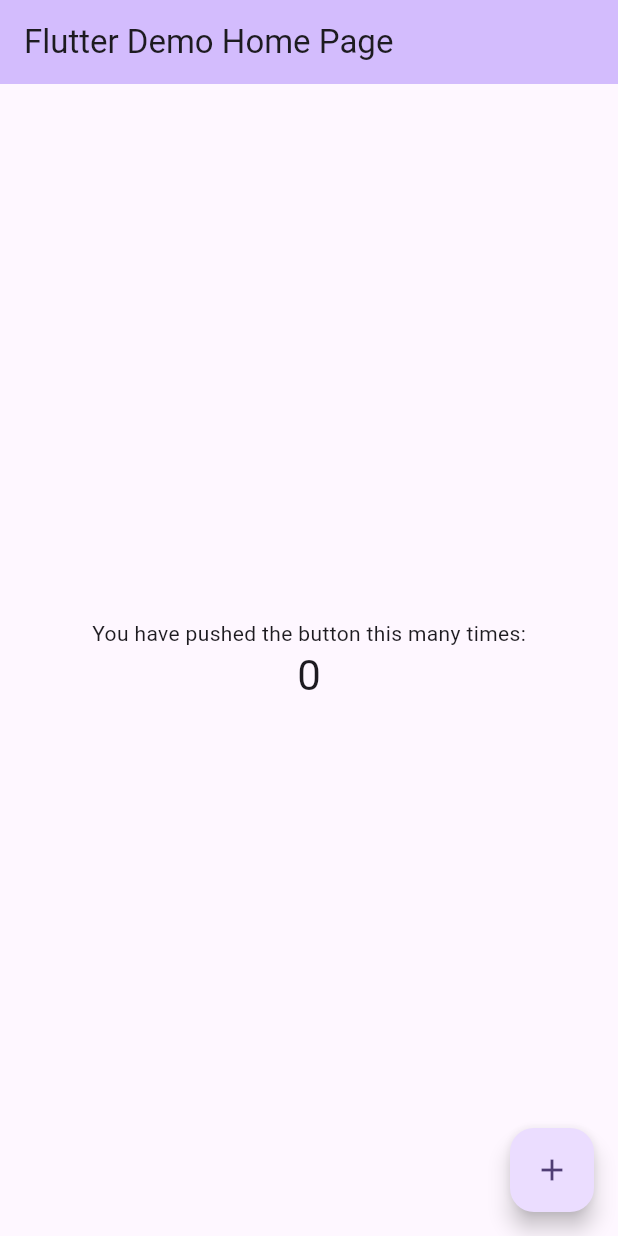
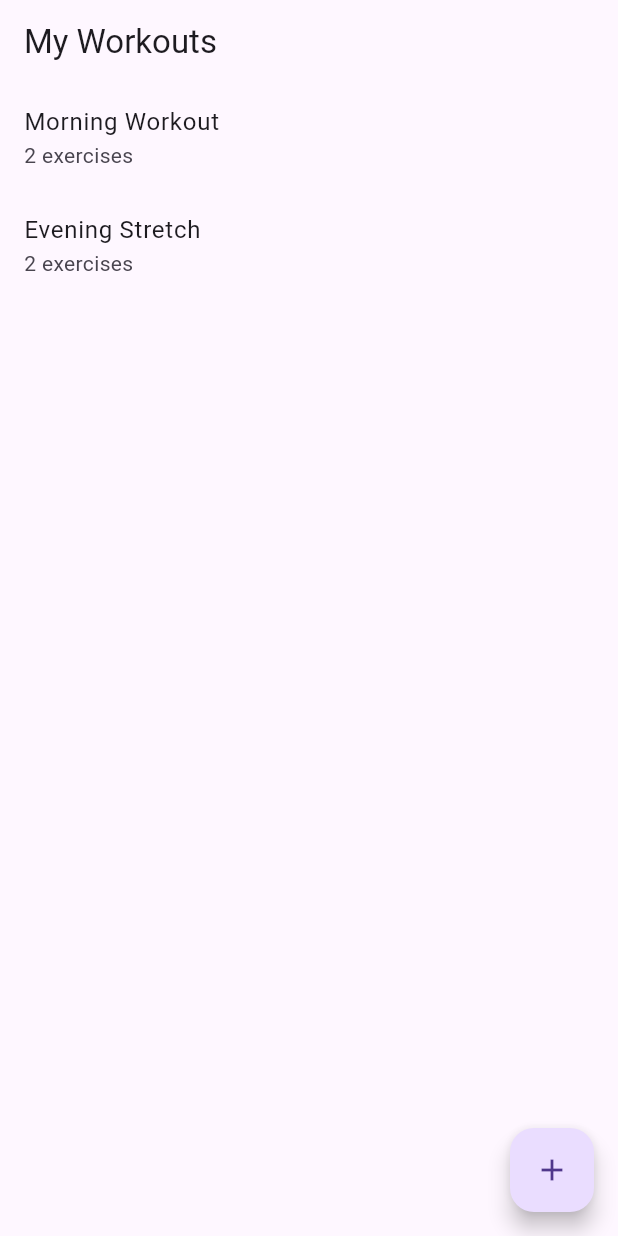
Before and after one commit to BzzzRka/ATLANTA, a Flutter app: the screen it shows after launch, on a phone screen of 412 x 824 dp. Run offline on Flutter 3.47's test engine with Material 3 defaults, Android fonts, the phone set to English and light mode, and no system bars.

Commit message:
basic - набросок, работает, слава богу

```diff
--- a/lib/main.dart
+++ b/lib/main.dart
@@ -1,125 +1,71 @@
 import 'package:flutter/material.dart';
+import 'WorkoutScreen.dart';
+import 'models.dart';
 
 void main() {
-  runApp(const MyApp());
+  runApp(MyApp());
 }
 
 class MyApp extends StatelessWidget {
-  const MyApp({super.key});
-
-  // This widget is the root of your application.
   @override
   Widget build(BuildContext context) {
     return MaterialApp(
-      title: 'Flutter Demo',
+      title: 'Atlanta Fitness',
       theme: ThemeData(
-        // This is the theme of your application.
-        //
-        // TRY THIS: Try running your application with "flutter run". You'll see
-        // the application has a purple toolbar. Then, without quitting the app,
-        // try changing the seedColor in the colorScheme below to Colors.green
-        // and then invoke "hot reload" (save your changes or press the "hot
-        // reload" button in a Flutter-supported IDE, or press "r" if you used
-        // the command line to start the app).
-        //
-        // Notice that the counter didn't reset back to zero; the application
-        // state is not lost during the reload. To reset the state, use hot
-        // restart instead.
-        //
-        // This works for code too, not just values: Most code changes can be
-        // tested with just a hot reload.
-        colorScheme: ColorScheme.fromSeed(seedColor: Colors.deepPurple),
-        useMaterial3: true,
+        primarySwatch: Colors.blue,
       ),
-      home: const MyHomePage(title: 'Flutter Demo Home Page'),
+      home: HomeScreen(),
     );
   }
 }
 
-class MyHomePage extends StatefulWidget {
-  const MyHomePage({super.key, required this.title});
-
-  // This widget is the home page of your application. It is stateful, meaning
-  // that it has a State object (defined below) that contains fields that affect
-  // how it looks.
-
-  // This class is the configuration for the state. It holds the values (in this
-  // case the title) provided by the parent (in this case the App widget) and
-  // used by the build method of the State. Fields in a Widget subclass are
-  // always marked "final".
-
-  final String title;
-
-  @override
-  State<MyHomePage> createState() => _MyHomePageState();
-}
-
-class _MyHomePageState extends State<MyHomePage> {
-  int _counter = 0;
-
-  void _incrementCounter() {
-    setState(() {
-      // This call to setState tells the Flutter framework that something has
-      // changed in this State, which causes it to rerun the build method below
-      // so that the display can reflect the updated values. If we changed
-      // _counter without calling setState(), then the build method would not be
-      // called again, and so nothing would appear to happen.
-      _counter++;
-    });
-  }
+class HomeScreen extends StatelessWidget {
+  final List<Workout> workouts = [
+    Workout(
+      title: 'Morning Workout',
+      exercises: [
+        Exercise(name: 'Push-ups', durationInSeconds: 30),
+        Exercise(name: 'Squats', durationInSeconds: 30),
+      ],
+    ),
+    Workout(
+      title: 'Evening Stretch',
+      exercises: [
+        Exercise(name: 'Plank', durationInSeconds: 60),
+        Exercise(name: 'Leg Raises', durationInSeconds: 40),
+      ],
+    ),
+  ];
 
   @override
   Widget build(BuildContext context) {
-    // This method is rerun every time setState is called, for instance as done
-    // by the _incrementCounter method above.
-    //
-    // The Flutter framework has been optimized to make rerunning build methods
-    // fast, so that you can just rebuild anything that needs updating rather
-    // than having to individually change instances of widgets.
     return Scaffold(
-      appBar: AppBar(
-        // TRY THIS: Try changing the color here to a specific color (to
-        // Colors.amber, perhaps?) and trigger a hot reload to see the AppBar
-        // change color while the other colors stay the same.
-        backgroundColor: Theme.of(context).colorScheme.inversePrimary,
-        // Here we take the value from the MyHomePage object that was created by
-        // the App.build method, and use it to set our appbar title.
-        title: Text(widget.title),
-      ),
-      body: Center(
-        // Center is a layout widget. It takes a single child and positions it
-        // in the middle of the parent.
-        child: Column(
-          // Column is also a layout widget. It takes a list of children and
-          // arranges them vertically. By default, it sizes itself to fit its
-          // children horizontally, and tries to be as tall as its parent.
-          //
-          // Column has various properties to control how it sizes itself and
-          // how it positions its children. Here we use mainAxisAlignment to
-          // center the children vertically; the main axis here is the vertical
-          // axis because Columns are vertical (the cross axis would be
-          // horizontal).
-          //
-          // TRY THIS: Invoke "debug painting" (choose the "Toggle Debug Paint"
-          // action in the IDE, or press "p" in the console), to see the
-          // wireframe for each widget.
-          mainAxisAlignment: MainAxisAlignment.center,
-          children: <Widget>[
-            const Text(
-              'You have pushed the button this many times:',
-            ),
-            Text(
-              '$_counter',
-              style: Theme.of(context).textTheme.headlineMedium,
-            ),
-          ],
-        ),
+      appBar: AppBar(title: Text('My Workouts')),
+      body: ListView.builder(
+        itemCount: workouts.length,
+        itemBuilder: (context, index) {
+          final workout = workouts[index];
+          return ListTile(
+            title: Text(workout.title),
+            subtitle: Text('${workout.exercises.length} exercises'),
+            onTap: () {
+              // Переход к экрану тренировки
+              Navigator.push(
+                context,
+                MaterialPageRoute(
+                  builder: (context) => WorkoutScreen(workout: workout),
+                ),
+              );
+            },
+          );
+        },
       ),
       floatingActionButton: FloatingActionButton(
-        onPressed: _incrementCounter,
-        tooltip: 'Increment',
-        child: const Icon(Icons.add),
-      ), // This trailing comma makes auto-formatting nicer for build methods.
+        onPressed: () {
+          // Логика для добавления новой тренировки (пока не реализовано)
+        },
+        child: Icon(Icons.add),
+      ),
     );
   }
 }
--- /dev/null
+++ b/lib/models.dart
@@ -0,0 +1,14 @@
+class Exercise {
+  String name;
+  int durationInSeconds;
+  bool isCompleted;
+
+  Exercise({required this.name, required this.durationInSeconds, this.isCompleted = false});
+}
+
+class Workout {
+  String title;
+  List<Exercise> exercises;
+
+  Workout({required this.title, required this.exercises});
+}
```
Also changed, not shown: lib/WorkoutScreen.dart (added, +94 -0 lines), 1 other file.
